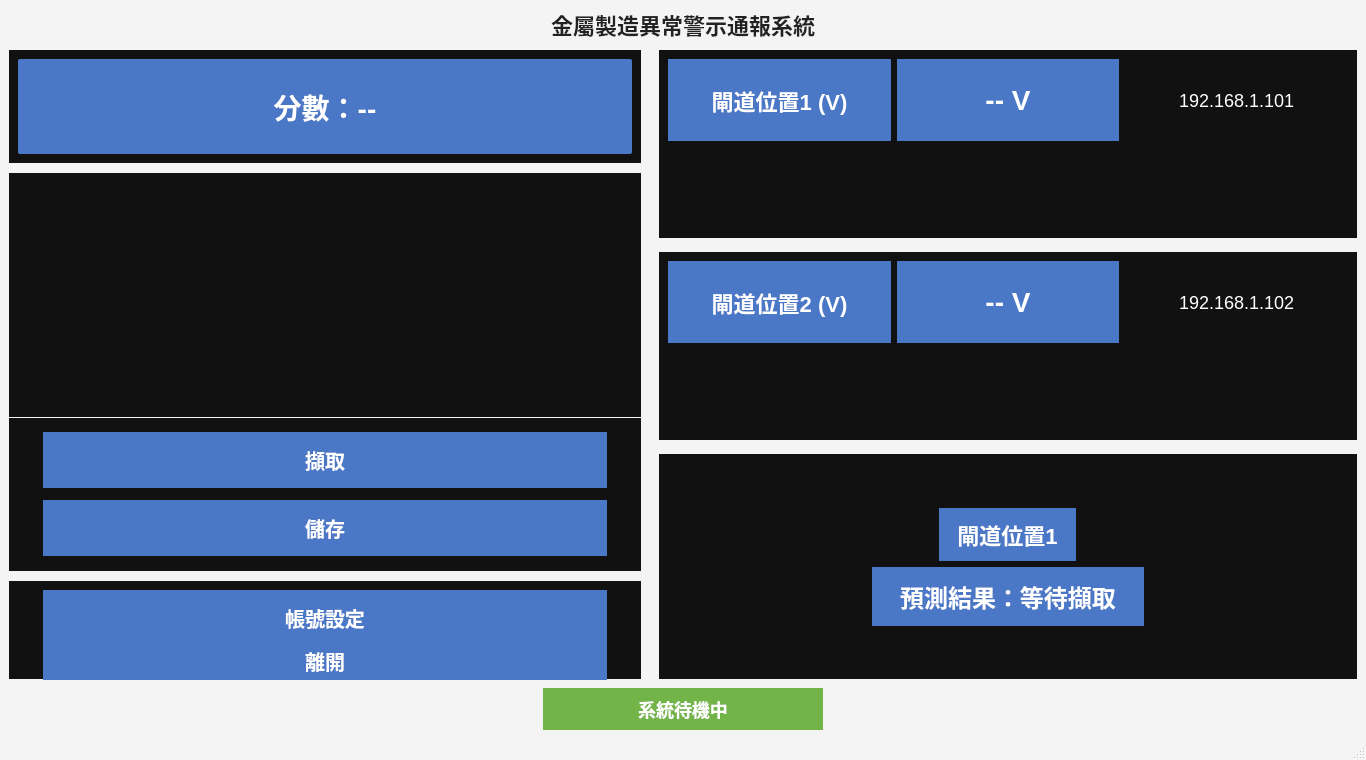
c112156243/MetalAnomalySystem, file ui/main_window.ui: the form before one commit.
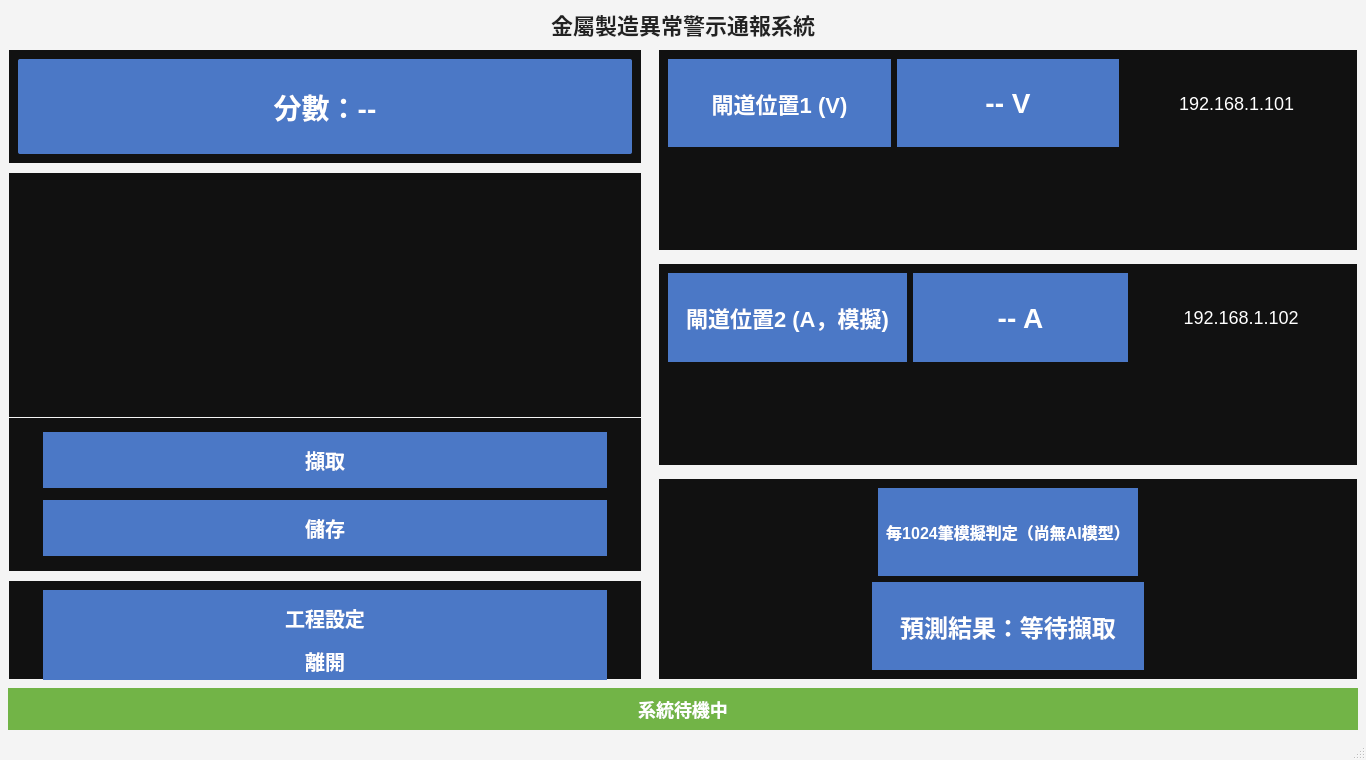
The form after the commit.

```diff
--- a/ui/main_window.ui
+++ b/ui/main_window.ui
@@ -14,8 +14,9 @@
 QLabel#lblTitle { color: #222222; font-size: 22px; font-weight: 700; }
 QLabel#lblScore { background-color: #4b78c6; color: white; font-size: 28px; font-weight: 700; padding: 14px; border-radius: 2px; }
 QLabel#lblGateway1Title, QLabel#lblGateway2Title, QLabel#lblPredictionTitle { background-color: #4b78c6; color: white; font-size: 22px; font-weight: 700; padding: 10px 18px; }
+QLabel#lblPredictionTitle { font-size: 16px; padding: 4px 8px; }
 QLabel#lblGateway1, QLabel#lblGateway2 { color: white; font-size: 18px; }
-QLabel#lblVoltageValue, QLabel#lblVoltage2Value { background-color: #4b78c6; color: white; font-size: 28px; font-weight: 700; padding: 8px 28px; }
+QLabel#lblVoltageValue, QLabel#lblCurrentValue { background-color: #4b78c6; color: white; font-size: 28px; font-weight: 700; padding: 8px 28px; }
 QLabel#lblPrediction { background-color: #4b78c6; color: white; font-size: 24px; font-weight: 700; padding: 12px 28px; }
 QLabel#lblStatus { background-color: #72b447; color: white; font-size: 18px; font-weight: 700; padding: 8px 14px; }
 QPushButton { background-color: #4b78c6; color: white; border: none; min-height: 48px; font-size: 20px; font-weight: 700; padding: 4px 14px; }
@@ -85,7 +86,7 @@
           <property name="minimumSize"><size><width>240</width><height>100</height></size></property>
           <layout class="QVBoxLayout" name="settingsLayout">
            <property name="leftMargin"><number>34</number></property><property name="rightMargin"><number>34</number></property>
-           <item><widget class="QPushButton" name="btnSettings"><property name="text"><string>帳號設定</string></property></widget></item>
+           <item><widget class="QPushButton" name="btnSettings"><property name="text"><string>工程設定</string></property></widget></item>
            <item><widget class="QPushButton" name="btnExit"><property name="text"><string>離開</string></property></widget></item>
           </layout>
          </widget>
@@ -116,12 +117,12 @@
           <layout class="QVBoxLayout" name="gateway2Layout">
            <item>
             <layout class="QHBoxLayout" name="gateway2HeaderLayout">
-             <item><widget class="QLabel" name="lblGateway2Title"><property name="text"><string>閘道位置2 (V)</string></property><property name="alignment"><set>Qt::AlignCenter</set></property></widget></item>
-             <item><widget class="QLabel" name="lblVoltage2Value"><property name="text"><string>-- V</string></property><property name="alignment"><set>Qt::AlignCenter</set></property></widget></item>
+             <item><widget class="QLabel" name="lblGateway2Title"><property name="text"><string>閘道位置2 (A，模擬)</string></property><property name="alignment"><set>Qt::AlignCenter</set></property></widget></item>
+             <item><widget class="QLabel" name="lblCurrentValue"><property name="text"><string>-- A</string></property><property name="alignment"><set>Qt::AlignCenter</set></property></widget></item>
              <item><widget class="QLabel" name="lblGateway2"><property name="text"><string>192.168.1.102</string></property><property name="alignment"><set>Qt::AlignCenter</set></property></widget></item>
             </layout>
            </item>
-           <item><widget class="QWidget" name="voltagePlot2Container" native="true"/></item>
+           <item><widget class="QWidget" name="currentPlotContainer" native="true"/></item>
           </layout>
          </widget>
         </item>
@@ -129,10 +130,8 @@
          <widget class="QFrame" name="predictionFrame">
           <property name="minimumSize"><size><width>700</width><height>190</height></size></property>
           <layout class="QVBoxLayout" name="predictionLayout">
-           <item><spacer name="pTop"><property name="orientation"><enum>Qt::Vertical</enum></property><property name="sizeHint" stdset="0"><size><width>20</width><height>20</height></size></property></spacer></item>
-           <item alignment="Qt::AlignHCenter"><widget class="QLabel" name="lblPredictionTitle"><property name="text"><string>閘道位置1</string></property><property name="alignment"><set>Qt::AlignCenter</set></property></widget></item>
+           <item alignment="Qt::AlignHCenter"><widget class="QLabel" name="lblPredictionTitle"><property name="text"><string>每1024筆模擬判定（尚無AI模型）</string></property><property name="alignment"><set>Qt::AlignCenter</set></property></widget></item>
            <item alignment="Qt::AlignHCenter"><widget class="QLabel" name="lblPrediction"><property name="text"><string>預測結果：等待擷取</string></property><property name="alignment"><set>Qt::AlignCenter</set></property></widget></item>
-           <item><spacer name="pBottom"><property name="orientation"><enum>Qt::Vertical</enum></property><property name="sizeHint" stdset="0"><size><width>20</width><height>20</height></size></property></spacer></item>
           </layout>
          </widget>
         </item>
@@ -142,9 +141,7 @@
     </item>
     <item>
      <layout class="QHBoxLayout" name="statusLayout">
-      <item><spacer name="statusLeft"><property name="orientation"><enum>Qt::Horizontal</enum></property><property name="sizeHint" stdset="0"><size><width>260</width><height>20</height></size></property></spacer></item>
       <item><widget class="QLabel" name="lblStatus"><property name="text"><string>系統待機中</string></property><property name="alignment"><set>Qt::AlignCenter</set></property><property name="minimumSize"><size><width>280</width><height>42</height></size></property></widget></item>
-      <item><spacer name="statusRight"><property name="orientation"><enum>Qt::Horizontal</enum></property><property name="sizeHint" stdset="0"><size><width>500</width><height>20</height></size></property></spacer></item>
      </layout>
     </item>
    </layout>
```
